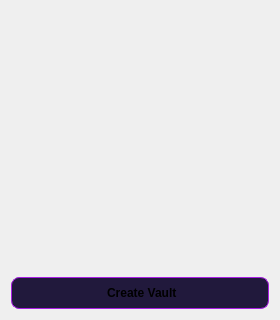
Qt form src/sideBar/vaultselection.ui (Keypr-org/qt_client) before a commit; both pictures show x 0 to 280 and y 264 to 584 of the 280 by 584 pixel window.
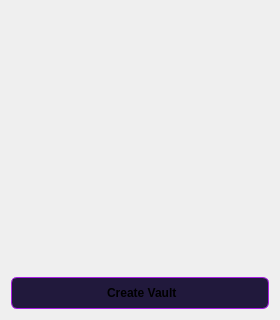
The same form after that commit. Icons and pictures are not drawn. Custom widgets are drawn as their Qt base class.

```diff
--- a/src/sideBar/vaultselection.ui
+++ b/src/sideBar/vaultselection.ui
@@ -175,7 +175,7 @@
      <property name="styleSheet">
       <string notr="true">#createVault {
   background-color: #21193C;
-  border-radius: 8px;
+  border-radius: 6px;
   border: 1px solid #A91FE4;
   padding: 8px;
 }</string>
```
